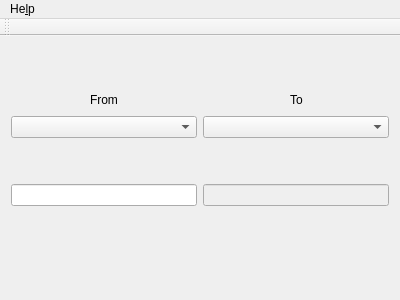
ReubenKabiti/simple-unitconverter-cause-I-was-bored, file mainwindow.ui: the form before one commit.
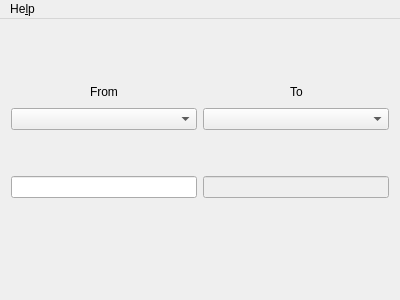
The form after the commit.

Commit message: removed the main tool bar

What changed in the file:
```diff
--- a/mainwindow.ui
+++ b/mainwindow.ui
@@ -203,14 +203,6 @@
     </item>
    </layout>
   </widget>
-  <widget class="QToolBar" name="mainToolBar">
-   <attribute name="toolBarArea">
-    <enum>TopToolBarArea</enum>
-   </attribute>
-   <attribute name="toolBarBreak">
-    <bool>false</bool>
-   </attribute>
-  </widget>
   <widget class="QMenuBar" name="menuBar">
    <property name="geometry">
     <rect>
```
Left out of the diff: 2 changed lines with no effect on the pictures. The commit also changes 1 other file.
